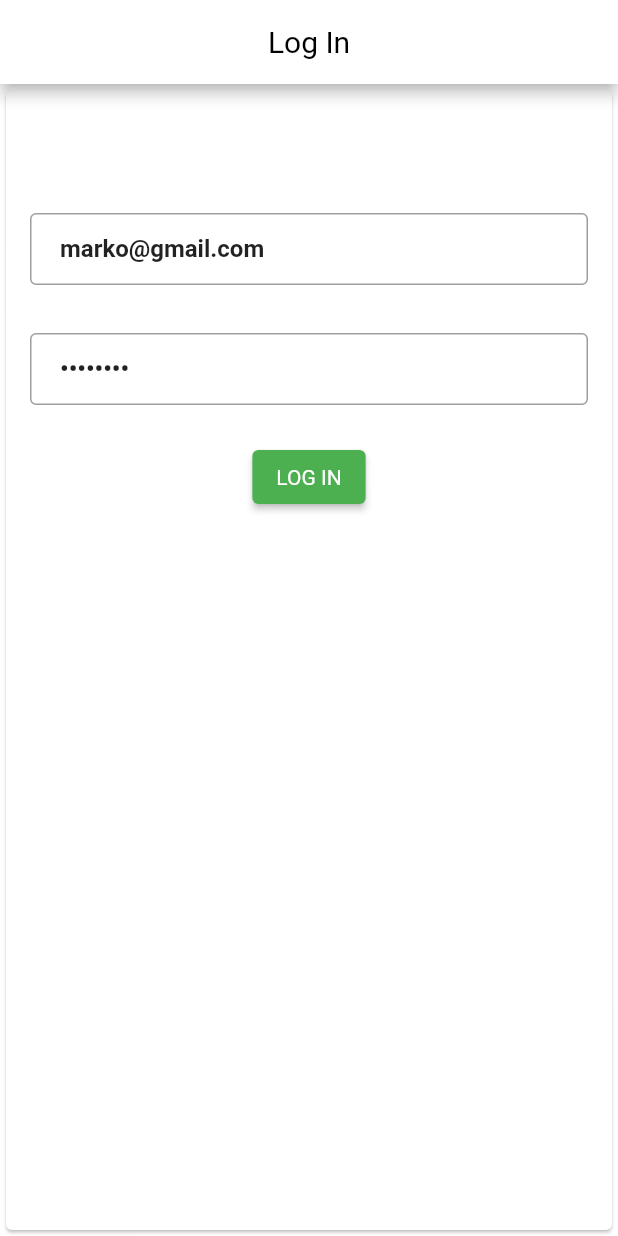
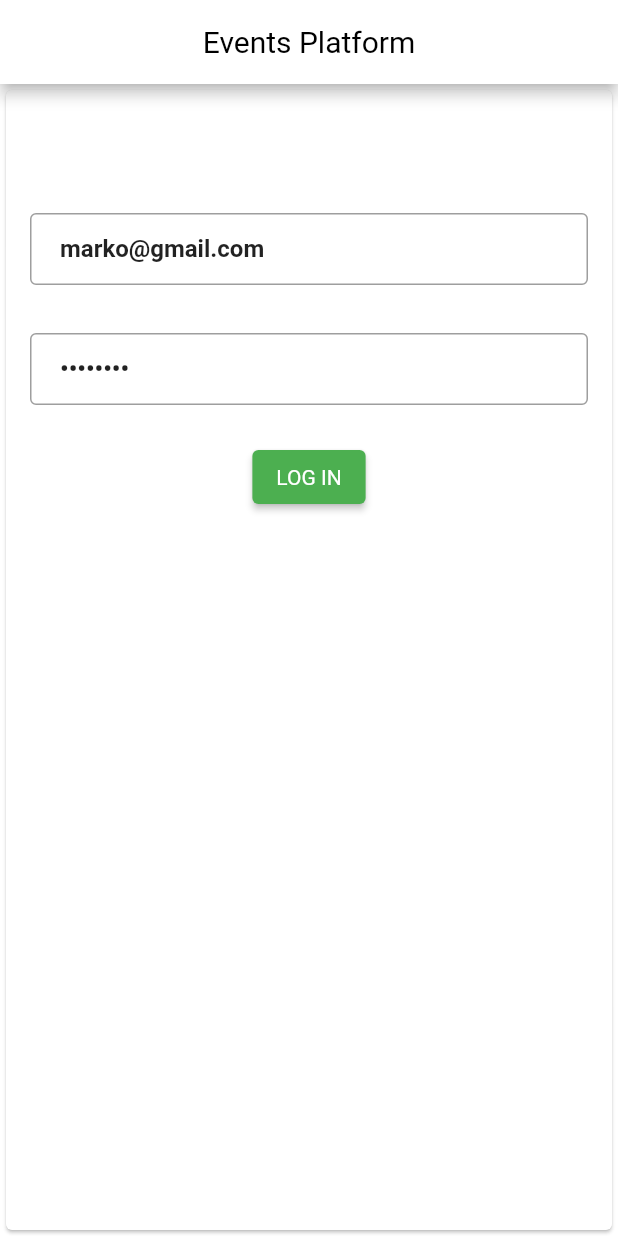
Before and after one commit to tranda/EurocupFrontEnd, a Flutter app: the screen it shows after launch, on a phone screen of 412 x 824 dp. Run offline on Flutter 3.47's test engine with Material 2 defaults, Android fonts, the phone set to English and light mode, and no system bars; our stand-ins replace image_picker; generated files the repository leaves out were written again.

Commit message:
changed title for Login and Home

```diff
--- a/lib/src/home_page_view.dart
+++ b/lib/src/home_page_view.dart
@@ -20,7 +20,7 @@ class _HomePageState extends State<HomePage> {
   @override
   Widget build(BuildContext context) {
     return Scaffold(
-      appBar: appBar(title: 'Home'),
+      appBar: appBar(title: 'Events Platform'),
       // appBar: AppBar(
       //   title: const Text('Home Page'),
       // ),
--- a/lib/src/login_view.dart
+++ b/lib/src/login_view.dart
@@ -20,7 +20,7 @@ class LoginView extends StatelessWidget {
     usernameController.text = 'marko@gmail.com';
     passwordController.text = '12345678';
     return Scaffold(
-      appBar: appBar(title: 'Log In'),
+      appBar: appBar(title: 'Events Platform'),
       body: Center(
         child: SizedBox(
           width: MediaQuery.of(context).size.width,
```
